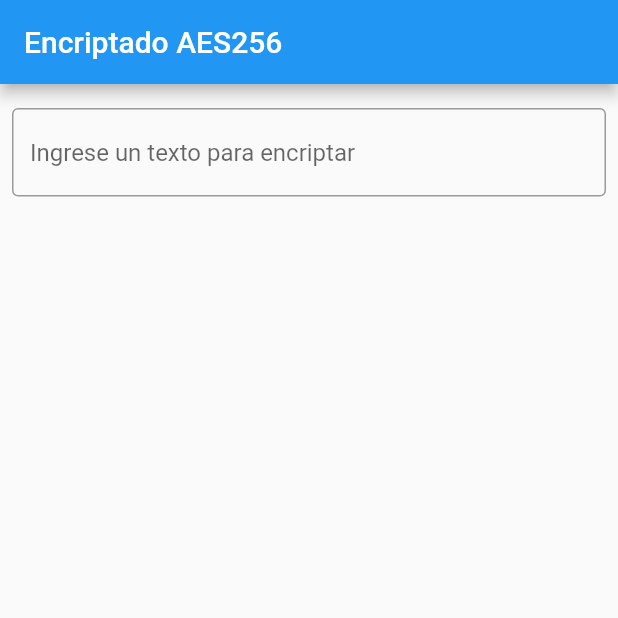
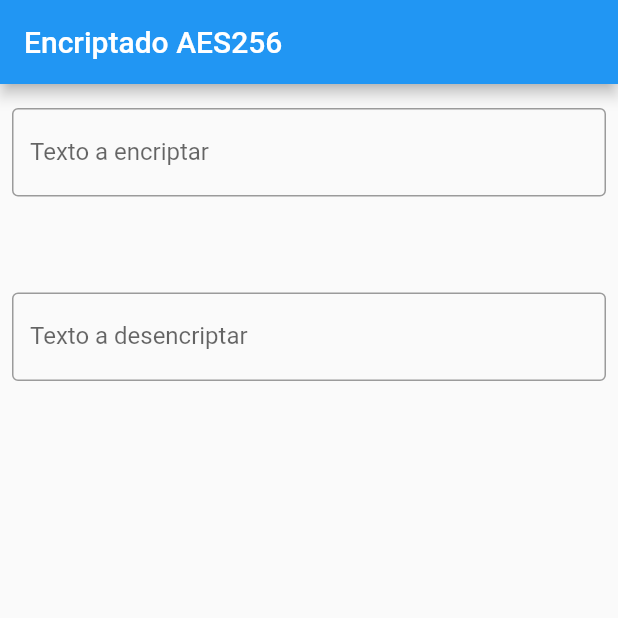
Before and after one commit to alexneighbournew/flutter-test, a Flutter app: the screen it shows after launch, on a phone screen of 412 x 824 dp, the top half of it. Run offline on Flutter 3.47's test engine with Material 2 defaults, Android fonts, the phone set to English and light mode, and no system bars; missing offline and left inert: encrypt.

Commit message:
aplicación para encriptar el password.

```diff
--- a/aes_encrypt/aes_encrypt/lib/main.dart
+++ b/aes_encrypt/aes_encrypt/lib/main.dart
@@ -1,12 +1,11 @@
+import 'package:encrypt/encrypt.dart';
 import 'package:flutter/material.dart';
-import 'package:encrypt/encrypt.dart' as encrypt;
 import 'package:flutter/services.dart';
 import 'package:aes_encrypt/utils/utils.dart';
 
-void main() => runApp(const MyApp());
+void main() => runApp(MyApp());
 
 class MyApp extends StatelessWidget {
-  const MyApp({Key? key}) : super(key: key);
 
 
   @override
@@ -18,16 +17,13 @@ class MyApp extends StatelessWidget {
         appBar: AppBar(
           title: const Text('Encriptado AES256'),
         ),
-        body: const MainForm(),
+        body: MainForm(),
       ),
     );
   }
 }
 
 class MainForm extends StatefulWidget {
-  const MainForm({
-    Key? key,
-  }) : super(key: key);
 
   @override
   State<MainForm> createState() => _MainFormState();
@@ -35,13 +31,16 @@ class MainForm extends StatefulWidget {
 
 class _MainFormState extends State<MainForm> {
 
-  final txtController = TextEditingController();
+  final txtEncryptController = TextEditingController();
+  final txtDecryptController = TextEditingController();
   String encryptedText = '';
+  String decryptedText = '';
 
   @override
   void dispose() {
     // Clean up the controller when the widget is disposed.
-    txtController.dispose();
+    txtEncryptController.dispose();
+    txtDecryptController.dispose();
     super.dispose();
   }
 
@@ -54,10 +53,11 @@ class _MainFormState extends State<MainForm> {
           Padding(
             padding: const EdgeInsets.symmetric(horizontal: 8, vertical: 16),
             child: TextField(
-              controller: txtController,
+              controller: txtEncryptController,
               decoration: const InputDecoration(
                 border: OutlineInputBorder(),
                 hintText: 'Ingrese un texto para encriptar',
+                label: Text('Texto a encriptar'),
               ),
               onChanged: (text) => setState(() {
                 encryptedText = (_getEncryptedText(text) )['text'];
@@ -69,7 +69,7 @@ class _MainFormState extends State<MainForm> {
             child: Column(
               crossAxisAlignment: CrossAxisAlignment.start,
               children: [
-                Text(txtController.text),
+                Text(txtEncryptController.text),
                 Row(
                   children: [
                     SelectableText(encryptedText),
@@ -88,39 +88,72 @@ class _MainFormState extends State<MainForm> {
               ],
             ),
           ),
+          Padding(
+            padding: const EdgeInsets.symmetric(horizontal: 8, vertical: 16),
+            child: TextField(
+              controller: txtDecryptController,
+              decoration: const InputDecoration(
+                border: OutlineInputBorder(),
+                hintText: 'Ingrese un texto para desencriptar',
+                label: Text('Texto a desencriptar'),
+              ),
+              onChanged: (text) => setState(() {
+                decryptedText = _getDecryptedText(text);
+              }),
+            ),
+          ),
+          Container(
+            padding: const EdgeInsets.symmetric(horizontal: 20),
+            child: Column(
+              crossAxisAlignment: CrossAxisAlignment.start,
+              children: [
+                Text(txtDecryptController.text),
+                Row(
+                  children: [
+                    SelectableText(decryptedText),
+                    decryptedText.isNotEmpty
+                      ? IconButton(
+                        tooltip: 'Copiar',
+                        onPressed: () => Clipboard
+                          .setData(ClipboardData(text: decryptedText))
+                          .then((value) => CommonMethods.showToast(context, "Clave desencriptada copiada al Portapapeles") ),
+                        icon: const Icon(
+                          Icons.copy
+                        )
+                      ) : Container()
+                  ],
+                ),
+              ],
+            ),
+          ),
         ],
       ),
     );
   }
 
+  String _getDecryptedText(String encrypted) {
+    Encrypted tmpEncrypted;
+    try {
+      tmpEncrypted = Encrypted.fromBase64(encrypted);
+      print('tmpEncrypted: $tmpEncrypted');
+      if( tmpEncrypted.toString().isNotEmpty ) {
+        String decrypted = CommonMethods.decryptText(
+          encrypted: tmpEncrypted,
+          key: 'zhjhpyQ4hoHn2t6PFfdD1DXPOhe/EEq+uahHJYzNhF8='
+        );
+        return decrypted;
+      }
+    } catch (e) {
+      print('error Encrypted.fromBase64: $e');
+    }
+    return '';
+  }
+
   _getEncryptedText(String txt) {
-    dynamic encrypted = encryptText(
+    dynamic encrypted = CommonMethods.encryptText(
       text: txt,
       key: 'zhjhpyQ4hoHn2t6PFfdD1DXPOhe/EEq+uahHJYzNhF8='
     );
     return encrypted;
   }
 }
-
-dynamic encryptText({String? key, required String text}) {
-  if (text.isNotEmpty) {
-    final encrypterKey = key != null
-        ? encrypt.Key.fromBase64(key)
-        : encrypt.Key.fromSecureRandom(32);
-    final encrypterIv = encrypt.IV.fromLength(16);
-    final encrypter =
-        encrypt.Encrypter(encrypt.AES(encrypterKey, mode: encrypt.AESMode.cbc));
-    final encrypted = encrypter.encrypt(text, iv: encrypterIv);
-
-    return {
-      'key': encrypterKey.base64,
-      'text': encrypted.base64,
-    };
-  } else {
-    return {
-      'key': '',
-      'text': '',
-    };
-  }
-
-}
```
Also changed, not shown: aes_encrypt/aes_encrypt/lib/utils/common_methods.dart (+48 -0 lines), 1 other file.
